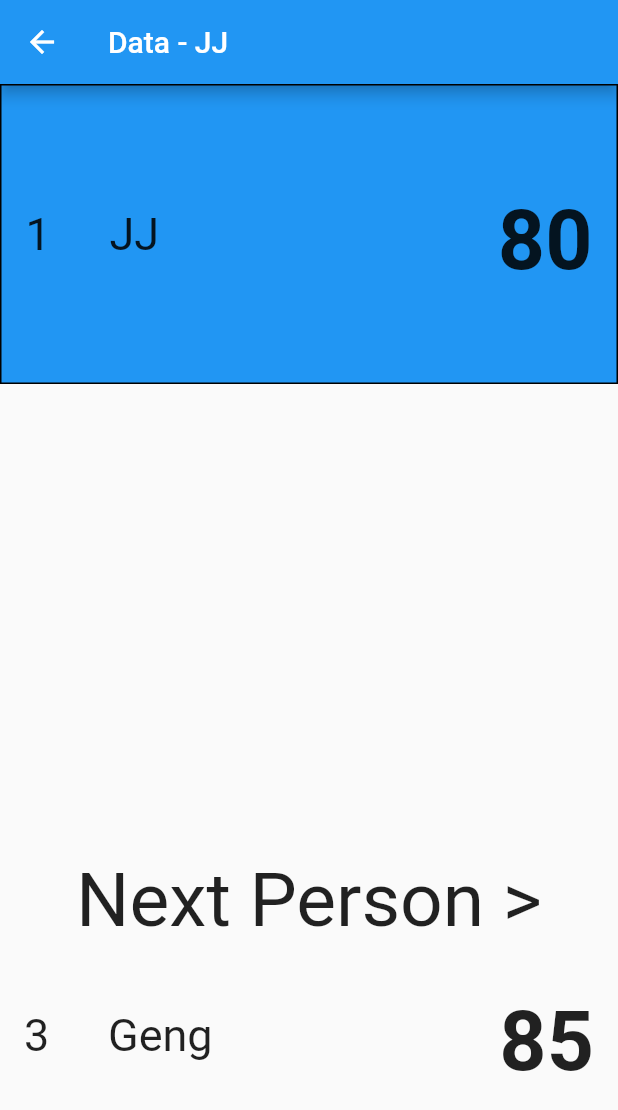
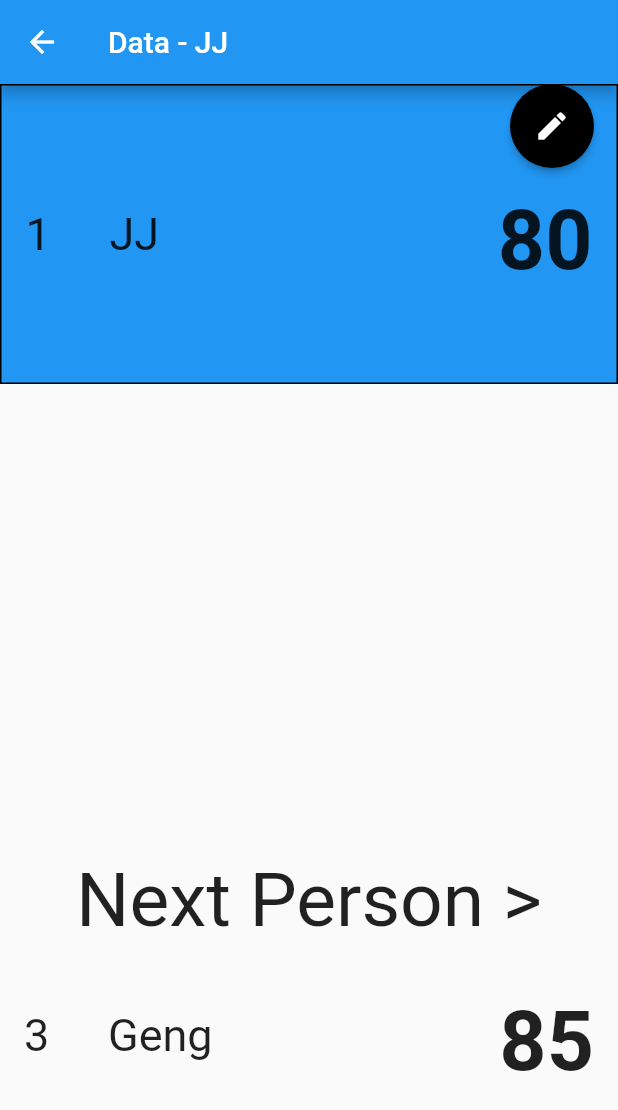
Before and after one commit to YongYangyuen/Flutter-my_scores_list, a Flutter app: the screen it shows after launch, after a tap on an icon or button, on a phone screen of 412 x 824 dp. Shown: the top 1110 px of the screen. Run offline on Flutter 3.47's test engine with Material 2 defaults, Android fonts, the phone set to English and light mode, and no system bars; missing offline and left inert: numeric_keyboard.

Commit message:
update add page

```diff
--- a/lib/main.dart
+++ b/lib/main.dart
@@ -49,8 +49,13 @@ class MyHomePage extends StatefulWidget {
   }) : super(key: key);
 
   void updateData(String name, int score) {
-    names.add(name);
-    scores.add(score);
+    if (isEdit) {
+      names[editIndex] = name;
+      scores[editIndex] = score;
+    } else {
+      names.add(name);
+      scores.add(score);
+    }
   }
 
   // This widget is the home page of your application. It is stateful, meaning
@@ -122,9 +127,13 @@ class _MyHomePageState extends State<MyHomePage> {
         },
       )),
       floatingActionButton: FloatingActionButton(
-        onPressed: () => Navigator.of(context).pushNamed(
-          AppRoutes.pageAddData,
-        ),
+        onPressed: () => {
+          myControllerTextName.clear(),
+          textScore = '',
+          Navigator.of(context).pushNamed(
+            AppRoutes.pageAddData,
+          ),
+        },
         child: Icon(Icons.add),
       ), // This trailing comma makes auto-formatting nicer for build methods.
     );
--- a/lib/presentation/add_screen.dart
+++ b/lib/presentation/add_screen.dart
@@ -3,7 +3,17 @@ import 'package:my_scores_list/config/routes.dart';
 import 'package:my_scores_list/main.dart';
 import 'package:numeric_keyboard/numeric_keyboard.dart';
 
+String textScore;
+final myControllerTextName = TextEditingController();
+
+class AddParameters {
+  final int index;
+  const AddParameters(this.index);
+}
+
 class AddScreen extends StatefulWidget {
+  final int index;
+  AddScreen({this.index});
   @override
   _AddScreenState createState() => _AddScreenState();
   Widget build(BuildContext context) {
@@ -16,17 +26,12 @@ class AddScreen extends StatefulWidget {
 }
 
 class _AddScreenState extends State<AddScreen> {
-  String textName = '';
-  String textScore = '';
-
   @override
   void initState() {
     super.initState();
   }
 
   MyHomePage _myHomePage = new MyHomePage();
-
-  final myControllerTextName = TextEditingController();
 
   @override
   Widget build(BuildContext context) {
--- a/lib/presentation/show_screen.dart
+++ b/lib/presentation/show_screen.dart
@@ -1,7 +1,10 @@
 import 'package:flutter/material.dart';
 import 'package:my_scores_list/config/routes.dart';
 import 'package:my_scores_list/main.dart';
-import 'package:my_scores_list/presentation/add_screen.dart';
+import 'add_screen.dart';
+
+bool isEdit = false;
+int editIndex;
 
 class ShowParameters {
   final int index;
@@ -16,9 +19,7 @@ class ShowScreen extends StatefulWidget {
   _ShowScreenState createState() => _ShowScreenState();
   Widget build(BuildContext context) {
     return MaterialApp(
-      routes: {
-        AppRoutes.pageAddData: (context) => AddScreen(),
-      },
+      onGenerateRoute: _registerRouteWithParameters,
     );
   }
 }
@@ -67,6 +68,7 @@ class _ShowScreenState extends State<ShowScreen> {
         title: Text("Data - " + names[widget.index]),
       ),
       body: Column(children: [
+        Stack(children: [
           Container(
             alignment: Alignment.center,
             height: 200,
@@ -87,6 +89,27 @@ class _ShowScreenState extends State<ShowScreen> {
               ),
             ),
           ),
+          Container(
+              alignment: Alignment.topRight,
+              child: MaterialButton(
+                onPressed: () => {
+                  isEdit = true,
+                  editIndex = widget.index,
+                  myControllerTextName.text = names[widget.index],
+                  textScore = scores[widget.index].toString(),
+                  Navigator.of(context).pushNamed(AppRoutes.pageAddData,
+                      arguments: AddParameters(widget.index)),
+                },
+                color: Colors.black,
+                textColor: Colors.white,
+                child: Icon(
+                  Icons.edit,
+                  size: 24,
+                ),
+                padding: EdgeInsets.all(16),
+                shape: CircleBorder(),
+              )),
+        ]),
         Container(
           alignment: Alignment.bottomCenter,
           height: MediaQuery.of(context).size.height - 450,
@@ -142,3 +165,12 @@ class _ShowScreenState extends State<ShowScreen> {
     );
   }
 }
+
+Route _registerRouteWithParameters(RouteSettings settings) {
+  if (settings.name == AppRoutes.pageAddData) {
+    return MaterialPageRoute(builder: (context) {
+      AddParameters parameter = settings.arguments;
+      return AddScreen(index: parameter.index);
+    });
+  }
+}
```
Lines whose indentation alone changed are shown as unchanged.
